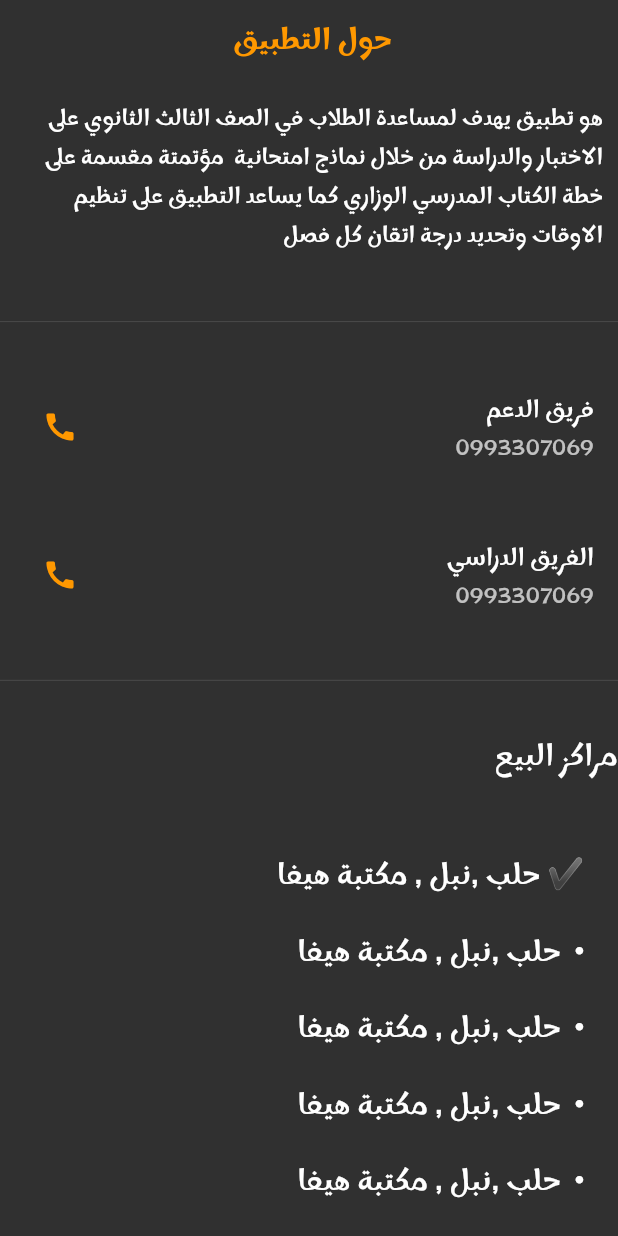
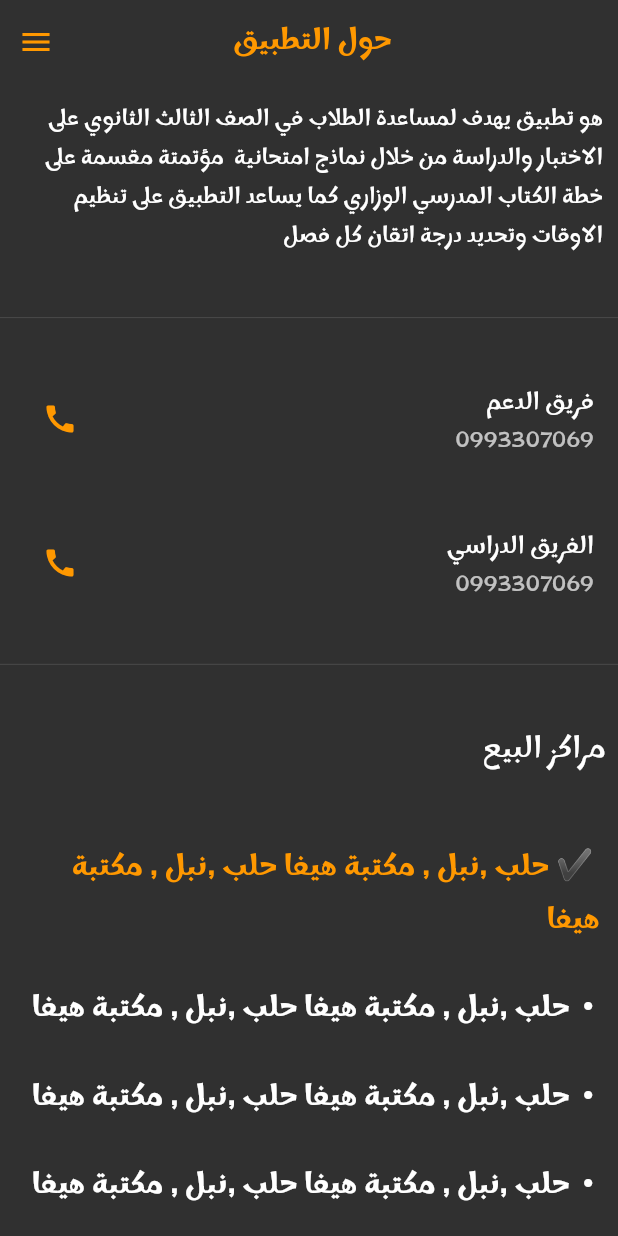
Before and after one commit to Hasanhjmohammed/Bakalora, a Flutter app: the AboutApplication screen opened by its route, on a phone screen of 412 x 824 dp. Run offline on Flutter 3.47's test engine with Material 2 defaults, Android fonts, the phone set to English and light mode, and no system bars; our stand-ins replace audioplayers, connectivity_plus, flutter_staggered_animations, get, google_maps_flutter, percent_indicator and 1 more; missing offline and left inert: qr_code_scanner.

Commit message:
leave my office

```diff
--- a/lib/Constant/approute.dart
+++ b/lib/Constant/approute.dart
@@ -12,4 +12,5 @@ class AppRoute{
   static String qrViewScreen ='/qrViewScreen';
   static String setting  ='/setting';
   static String aboutapplication  ='/aboutapplication';
+  static String map  ='/map';
 }
--- a/lib/Constant/cities.dart
+++ b/lib/Constant/cities.dart
@@ -54,11 +54,11 @@ List<Map<String,dynamic>>Cities=[
 
 ];
 List <String >location=[
-  ' ✔ حلب ,نبل , مكتبة هيفا',
-  ' •  حلب ,نبل , مكتبة هيفا',
-  ' •  حلب ,نبل , مكتبة هيفا',
-  ' •  حلب ,نبل , مكتبة هيفا',
-  ' •  حلب ,نبل , مكتبة هيفا',
-  ' •  حلب ,نبل , مكتبة هيفا',
+  ' ✔ حلب ,نبل , مكتبة هيفا حلب ,نبل , مكتبة هيفا',
+  ' •  حلب ,نبل , مكتبة هيفا حلب ,نبل , مكتبة هيفا',
+  ' •  حلب ,نبل , مكتبة هيفا حلب ,نبل , مكتبة هيفا',
+  ' •  حلب ,نبل , مكتبة هيفا حلب ,نبل , مكتبة هيفا',
+  ' •  حلب ,نبل , مكتبة هيفا حلب ,نبل , مكتبة هيفا',
+  ' •  حلب ,نبل , مكتبة هيفا  حلب ,نبل , مكتبة هيفا',
 
 ];
--- a/lib/Screens/AboutApplication.dart
+++ b/lib/Screens/AboutApplication.dart
@@ -1,9 +1,15 @@
+import 'dart:async';
+import 'package:bakalora/Constant/approute.dart';
 import 'package:bakalora/Constant/cities.dart';
 import 'package:bakalora/Constant/text_const.dart';
+import 'package:bakalora/Screens/mapscreen.dart';
 import 'package:bakalora/Widget/Custom_appBar.dart';
+import 'package:bakalora/Widget/custom_drawer.dart';
 import 'package:flutter/material.dart';
 import 'package:get/get.dart';
+import 'package:google_maps_flutter/google_maps_flutter.dart';
 import 'package:url_launcher/url_launcher.dart' as UrlLauncher;
+
 class AboutApplication extends StatefulWidget {
   const AboutApplication({super.key});
   @override
@@ -11,50 +17,57 @@ class AboutApplication extends StatefulWidget {
 }
 
 class _AboutApplicationState extends State<AboutApplication> {
+
   @override
   Widget build(BuildContext context) {
     return Scaffold(
       appBar: CustomAppBar('حول التطبيق '),
+      endDrawer: CustomDrawer(context),
       body: Column(
         crossAxisAlignment: CrossAxisAlignment.start,
         mainAxisAlignment: MainAxisAlignment.spaceBetween,
         children: [
-          Flexible(child: Padding(
+          Flexible(
+            child: Padding(
               padding: const EdgeInsets.all(10.0),
-            child: Text('$about_my ',style: TextStyle(fontSize: 15),),
-          ),),
+              child: Text(
+                '$about_my ',
+                style: TextStyle(fontSize: 15),
+              ),
+            ),
+          ),
           Divider(),
-          cus_listitle('فريق الدعم','0993307069'),
-          cus_listitle('الفريق الدراسي','0993307069'),
+          cus_listitle('فريق الدعم', '0993307069'),
+          cus_listitle('الفريق الدراسي', '0993307069'),
           Divider(),
-          Text('مراكز البيع', style: TextStyle(fontSize: 20),),
+          Padding(
+            padding: const EdgeInsets.all(8.0),
+            child: Text(
+              'مراكز البيع',
+              style: TextStyle(fontSize: 20),
+            ),
+          ),
           Container(
-          height: Get.height/3,
-          child:  SingleChildScrollView(
-           child: Padding(
-             padding: EdgeInsets.all(10.0),
+            height: Get.height / 3,
+            child: SingleChildScrollView(
               child: Column(
-               crossAxisAlignment: CrossAxisAlignment.stretch,
-               children:  [
-                 for(int i=0;i<location.length;i++)
+                crossAxisAlignment: CrossAxisAlignment.start,
+                mainAxisAlignment: MainAxisAlignment.start,
+                children: [
+                  for (int i = 0; i < location.length; i++)
                     Padding(
-                   padding: EdgeInsets.all(8.0),
-                   child: Text('${location[i]} ',style: TextStyle(fontSize: 20),),
+                      padding: EdgeInsets.all(4.0),
+                      child: TextButton(
+                        onPressed: () => Get.toNamed(
+                           AppRoute.map,
+                        arguments: {'lat':37.42796133580664,'lon':-122.085749655962}),
+                        child: Text(
+                          '${location[i]} ',
+                          style: TextStyle(fontSize: 20,color: i==0?Colors.orange:Colors.white),
                         ),
-                 // Text('حلب ,نبل , شارع السوق , مكتبة هيفا '),
-                 // Text('حلب ,نبل , شارع السوق , مكتبة هيفا '),
-                 // Text('حلب ,نبل , شارع السوق , مكتبة هيفا '),
-                 // Text('حلب ,نبل , شارع السوق , مكتبة هيفا '),
-                 // Text('حلب ,نبل , شارع السوق , مكتبة هيفا '),
-                 // Text('حلب ,نبل , شارع السوق , مكتبة هيفا '),
-                 // Text('حلب ,نبل , شارع السوق , مكتبة هيفا '),
-                 // Text('حلب ,نبل , شارع السوق , مكتبة هيفا '),
-                 // Text('حلب ,نبل , شارع السوق , مكتبة هيفا '),
-                 // Text('حلب ,نبل , شارع السوق , مكتبة هيفا '),
-                 // Text('حلب ,نبل , شارع السوق , مكتبة هيفا '),
-                 // Text('حلب ,نبل , شارع السوق , مكتبة هيفا '),
+                      ),
+                    ),
                 ],
-             ),
               ),
             ),
           ),
@@ -63,15 +76,24 @@ class _AboutApplicationState extends State<AboutApplication> {
     );
   }
 
-  ListTile cus_listitle(String t,String sut,) {
+  ListTile cus_listitle(
+    String t,
+    String sut,
+  ) {
     return ListTile(
-          title:   Text('$t'),
-          subtitle:  Text('$sut'),
-          trailing: IconButton(icon: Icon(Icons.call,color: Colors.orange,),onPressed: ()=>UrlLauncher.launchUrl(
+      title: Text('$t'),
+      subtitle: Text('$sut'),
+      trailing: IconButton(
+        icon: Icon(
+          Icons.call,
+          color: Colors.orange,
+        ),
+        onPressed: () => UrlLauncher.launchUrl(
           Uri.parse(
             ("tel:$sut"),
           ),
-          ),),
+        ),
+      ),
     );
   }
 }
--- a/lib/main.dart
+++ b/lib/main.dart
@@ -1,4 +1,5 @@
 
+import 'package:bakalora/Screens/ec.dart';
 import 'package:bakalora/routes.dart';
 import 'package:flutter/material.dart';
 import 'package:get/get.dart';
--- a/lib/routes.dart
+++ b/lib/routes.dart
@@ -7,6 +7,7 @@ import 'package:bakalora/Screens/Auth/create_acount.dart';
 import 'package:bakalora/Screens/Auth/sing_in.dart';
 import 'package:bakalora/Screens/branch.dart';
 import 'package:bakalora/Screens/lessons.dart';
+import 'package:bakalora/Screens/mapscreen.dart';
 import 'package:bakalora/Screens/scan_prcode.dart';
 import 'package:bakalora/Screens/setting.dart';
 import 'package:bakalora/Screens/subject.dart';
@@ -27,4 +28,5 @@ List<GetPage<dynamic>>?Routes=[
   GetPage(name: AppRoute.qrViewScreen, page: ()=>QRViewScreen()),
   GetPage(name: AppRoute.setting, page: ()=> Setting(),),
   GetPage(name: AppRoute.aboutapplication, page: ()=> AboutApplication(),),
+  GetPage(name: AppRoute.map, page: ()=>MapScreen(),),
 ];
--- a/pubspec.yaml
+++ b/pubspec.yaml
@@ -37,9 +37,12 @@ dependencies:
   flutter_staggered_animations: ^1.1.1
   qr_code_scanner: ^1.0.1
   get: ^4.6.5
-  animated_background: ^2.0.0
+  vibration: ^1.8.4
+  google_maps_flutter:
   url_launcher:
+  audioplayers: ^5.2.1
   percent_indicator: ^4.2.3
+  connectivity_plus: ^5.0.2
 dev_dependencies:
   flutter_test:
     sdk: flutter
@@ -65,6 +68,7 @@ flutter:
   # To add assets to your application, add an assets section, like this:
   assets:
     - assest/images/
+    - assest/music/right_click.mp3
   #   - images/a_dot_ham.jpeg
 
   # An image asset can refer to one or more resolution-specific "variants", see
```
Also changed, not shown: lib/Screens/ec.dart (deleted, +0 -190 lines), lib/Screens/mapscreen.dart (added, +79 -0 lines), lib/Screens/text.dart (+19 -8 lines), pubspec.lock, 7 other files. Lines whose indentation alone changed are shown as unchanged.
